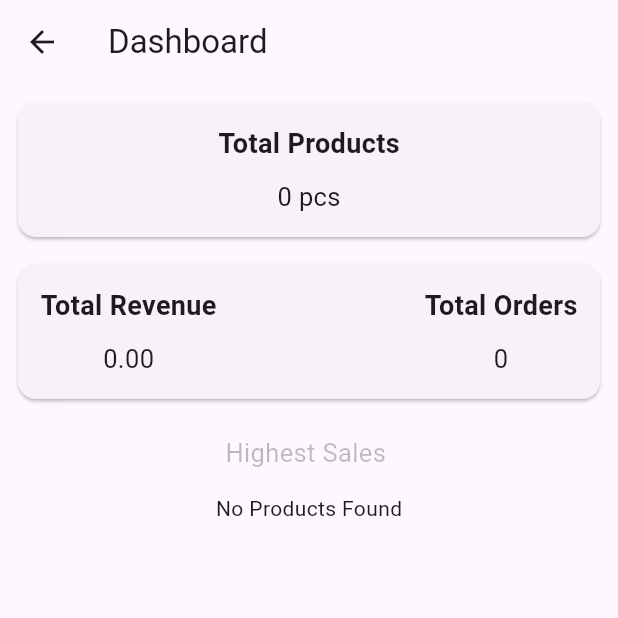
After one commit to Ivankali2020/all_for_pos, a Flutter app: the Dasboard screen opened directly, on a phone screen of 412 x 824 dp, the top half of it. The commit adds this screen. Run offline on Flutter 3.47's test engine with Material 2 defaults, Android fonts, the phone set to English and light mode, and no system bars; our stand-ins replace sqflite; missing offline and left inert: bluetooth_print, qr_code_scanner, syncfusion_flutter_barcodes; accounts and stored records are empty.

Commit message:
add-dashboard

```diff
--- a/lib/Helper/Db.dart
+++ b/lib/Helper/Db.dart
@@ -32,18 +32,15 @@ class Db {
     sqlDb.insert(table, data, conflictAlgorithm: ConflictAlgorithm.replace);
   }
 
-  static Future<void> delete(String table,int id) async {
+  static Future<void> delete(String table, int id) async {
     final sqlDb = await Db.createDatabase();
-    sqlDb.delete(
-      table,
-      where:'id=?',
-      whereArgs: [id]
-    );
+    sqlDb.delete(table, where: 'id=?', whereArgs: [id]);
   }
 
-  static Future<void> updateProduct(int id,Map<String,dynamic> product,String table) async{
+  static Future<void> updateProduct(
+      int id, Map<String, dynamic> product, String table) async {
     final sqlDb = await Db.createDatabase();
-    sqlDb.update(table, product,where: 'id=?',whereArgs: [id]);
+    sqlDb.update(table, product, where: 'id=?', whereArgs: [id]);
   }
 
   static Future<List<Map<String, dynamic?>>> gethDatas(String table) async {
@@ -51,5 +48,9 @@ class Db {
     return sqlDb.query(table);
   }
 
-
+  static Future<List<Map<String, dynamic>>> getMostHighestProducts() async {
+    final sqlDb = await Db.createDatabase();
+    return sqlDb.rawQuery(
+        "SELECT new_products.id,new_products.barcode,new_products.name,SUM(order_products.total) as total_sales FROM new_products JOIN order_products ON new_products.id = order_products.product_id GROUP BY new_products.id,new_products.name ORDER BY total_sales DESC");
+  }
 }
--- a/lib/Providers/OrderProvider.dart
+++ b/lib/Providers/OrderProvider.dart
@@ -1,4 +1,5 @@
 import 'package:flutter/material.dart';
+import 'package:greate_places/Helper/Db.dart';
 import 'package:greate_places/Helper/OrderDatabase.dart';
 import 'package:greate_places/Models/Order.dart';
 import 'package:intl/intl.dart';
@@ -9,7 +10,7 @@ import '../Models/Sale.dart';
 class OrderProvider with ChangeNotifier {
   late List<Order> _orders = [];
   late List<Sale> _orderProducts = [];
-
+  late List<Map<String, dynamic>> getMostHightestProducts = [];
   List<Order> get orders {
     return [..._orders];
   }
@@ -47,8 +48,23 @@ class OrderProvider with ChangeNotifier {
     await OrderDatabase.insertOrderProductss(
         'order_products', orderProducts, fees);
 
+    return true;
+  }
 
-    return true;
+  getTotalOrder() {
+    return _orders.length;
+  }
+
+  getTotalMoney() {
+    late int money = 0;
+    _orders.map((e) => money += e.total_price).toList();
+    return money;
+  }
+
+  Future<void> getMostHightestProduct() async {
+    getMostHightestProducts = [];
+    final data = await Db.getMostHighestProducts();
+    data.map((e) => getMostHightestProducts.add(e)).toList();
   }
 
   Future<void> getOrdersDatas() async {
@@ -96,6 +112,4 @@ class OrderProvider with ChangeNotifier {
 
     notifyListeners();
   }
-
-
 }
--- a/lib/Providers/ProductProvider.dart
+++ b/lib/Providers/ProductProvider.dart
@@ -96,12 +96,26 @@ class ProductProvider with ChangeNotifier {
           // check[0].quantity++;
           check[0].toggelDone();
         } else {
-          _sales.add(Sale(1, data[0].barcode, data[0].name, data[0].price,
-              quantity: 1));
+          _sales.add(
+            Sale(
+              data[0].id,
+              data[0].barcode,
+              data[0].name,
+              data[0].price,
+              quantity: 1,
+            ),
+          );
         }
       } else {
         _sales.add(
-            Sale(1, data[0].barcode, data[0].name, data[0].price, quantity: 1));
+          Sale(
+            data[0].id,
+            data[0].barcode,
+            data[0].name,
+            data[0].price,
+            quantity: 1,
+          ),
+        );
       }
       totalSales();
       notifyListeners();
@@ -146,7 +160,7 @@ class ProductProvider with ChangeNotifier {
     notifyListeners();
   }
 
-  Future<void> cleanSales() async{
+  Future<void> cleanSales() async {
     _sales = [];
   }
 }
--- /dev/null
+++ b/lib/Screen/Dashboard.dart
@@ -0,0 +1,160 @@
+import 'package:flutter/material.dart';
+import 'package:greate_places/Providers/OrderProvider.dart';
+import 'package:greate_places/Providers/ProductProvider.dart';
+import 'package:intl/intl.dart';
+import 'package:provider/provider.dart';
+
+class Dasboard extends StatelessWidget {
+  const Dasboard({super.key});
+
+  @override
+  Widget build(BuildContext context) {
+    Provider.of<OrderProvider>(context, listen: false).getOrdersDatas();
+
+    return Scaffold(
+      appBar: AppBar(
+        title: const Text('Dashboard'),
+      ),
+      body: Padding(
+        padding: const EdgeInsets.all(8.0),
+        child: Column(
+          crossAxisAlignment: CrossAxisAlignment.stretch,
+          children: [
+            Card(
+              child: Padding(
+                padding: const EdgeInsets.all(15.0),
+                child: Column(
+                  children: [
+                    const Text(
+                      'Total Products',
+                      style:
+                          TextStyle(fontSize: 18, fontWeight: FontWeight.bold),
+                    ),
+                    const SizedBox(
+                      height: 10,
+                    ),
+                    Consumer<ProductProvider>(builder: (context, value, child) {
+                      return Text(
+                        "${value.items.length.toString()} pcs",
+                        style: const TextStyle(fontSize: 17),
+                      );
+                    }),
+                  ],
+                ),
+              ),
+            ),
+            const SizedBox(
+              height: 10,
+            ),
+            Card(
+              child: Padding(
+                padding: const EdgeInsets.all(15.0),
+                child: Row(
+                  mainAxisAlignment: MainAxisAlignment.spaceBetween,
+                  children: [
+                    Column(
+                      children: [
+                        const Text(
+                          'Total Revenue',
+                          style: TextStyle(
+                              fontSize: 18, fontWeight: FontWeight.bold),
+                        ),
+                        const SizedBox(
+                          height: 10,
+                        ),
+                        Consumer<OrderProvider>(
+                            builder: (context, value, child) {
+                          return Text(
+                            NumberFormat.currency(symbol: '')
+                                .format(value.getTotalMoney()),
+                            style: const TextStyle(fontSize: 17),
+                          );
+                        })
+                      ],
+                    ),
+                    Column(
+                      children: [
+                        const Text(
+                          'Total Orders',
+                          style: TextStyle(
+                              fontSize: 18, fontWeight: FontWeight.bold),
+                        ),
+                        const SizedBox(
+                          height: 10,
+                        ),
+                        Consumer<OrderProvider>(
+                            builder: (context, value, child) {
+                          return Text(
+                            value.getTotalOrder().toString(),
+                            style: const TextStyle(fontSize: 17),
+                          );
+                        }),
+                      ],
+                    ),
+                  ],
+                ),
+              ),
+            ),
+            const SizedBox(height: 20,),
+             const Center(child:  Text('Highest Sales ',style:  TextStyle(fontSize: 17,color: Colors.black26),)),
+            const SizedBox(height: 15,),
+            FutureBuilder(
+                future: Provider.of<OrderProvider>(context, listen: false)
+                    .getMostHightestProduct(),
+                builder: (context, snapShot) {
+                  if (snapShot.connectionState == ConnectionState.waiting) {
+                    return const Center(
+                      child: CircularProgressIndicator(),
+                    );
+                  } else {
+                    if (snapShot.connectionState == ConnectionState.done) {
+                      final orderProducts =
+                          Provider.of<OrderProvider>(context, listen: false)
+                              .getMostHightestProducts;
+                      return orderProducts.isEmpty
+                          ? const Center(
+                              child: Text('No Products Found'),
+                            )
+                          : Expanded(
+                              child: ListView.builder(
+                                  itemCount: orderProducts.length,
+                                  itemBuilder: (context, i) {
+                                    return Container(
+                                      margin: const EdgeInsets.fromLTRB(
+                                          0, 10, 0, 0),
+                                      decoration: BoxDecoration(
+                                          border: Border.all(
+                                              color: Colors.black26,
+                                              width: 0.5),
+                                          borderRadius:
+                                              BorderRadius.circular(8)),
+                                      child: ListTile(
+                                        title: Text(orderProducts[i]['name']),
+                                        subtitle:
+                                            Text(orderProducts[i]['barcode']),
+                                        trailing: Column(
+                                          children: [
+                                            const Text('Total'),
+                                            const SizedBox(
+                                              height: 10,
+                                            ),
+                                            Text(NumberFormat.currency(symbol: '').format(orderProducts[i]['total_sales'])+' ks'),
+                                          ],
+                                        ),
+                                      ),
+                                    );
+                                  }),
+                            );
+                    }
+
+                    return Center(
+                      child: Text('ERROR'),
+                    );
+                  }
+                })
+          ],
+        ),
+      ),
+    );
+  }
+}
--- a/lib/Widegets/DrawerWidget.dart
+++ b/lib/Widegets/DrawerWidget.dart
@@ -1,5 +1,6 @@
 import 'package:flutter/material.dart';
 import 'package:greate_places/Models/TransitionPage.dart';
+import 'package:greate_places/Screen/Dashboard.dart';
 import 'package:greate_places/Screen/HomeScreen.dart';
 
 class DrawerWidget extends StatelessWidget {
@@ -19,7 +20,7 @@ class DrawerWidget extends StatelessWidget {
               ),
               InkWell(
                 onTap: () {
-                  Navigator.of(context).push(fadePageRoute('home', HomeScreen()));
+                  Navigator.of(context).push(fadePageRoute('dashboard', Dasboard()));
                 },
                 child: Container(
                   alignment: Alignment.center,
```
Also changed, not shown: 1 other file.
